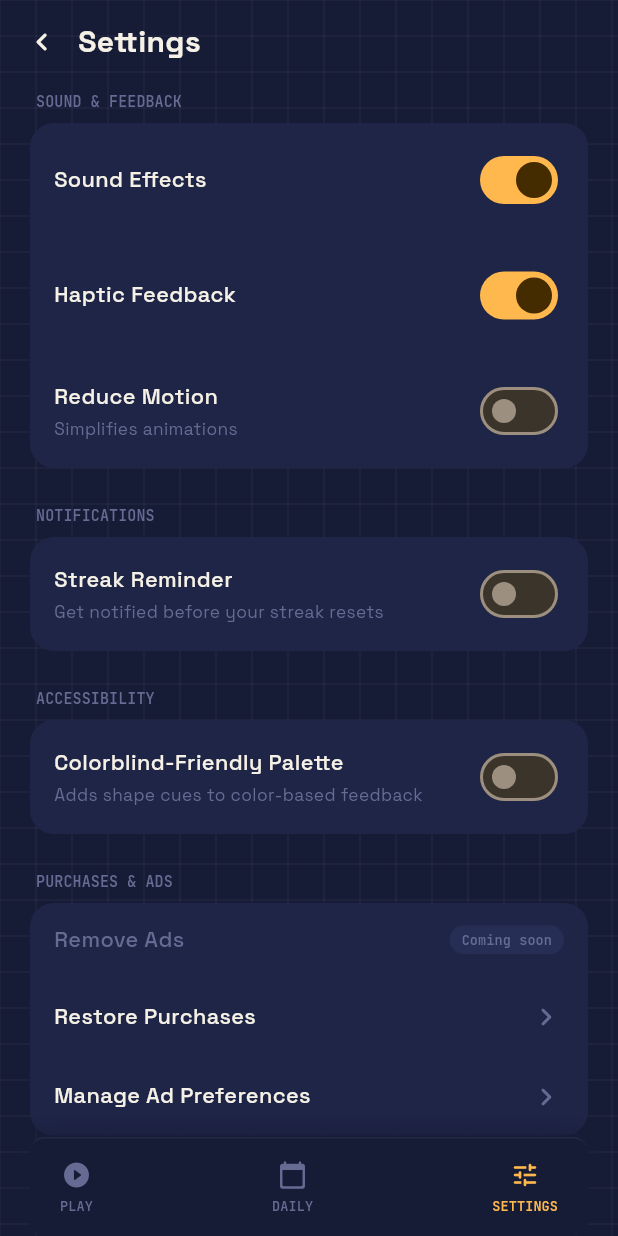
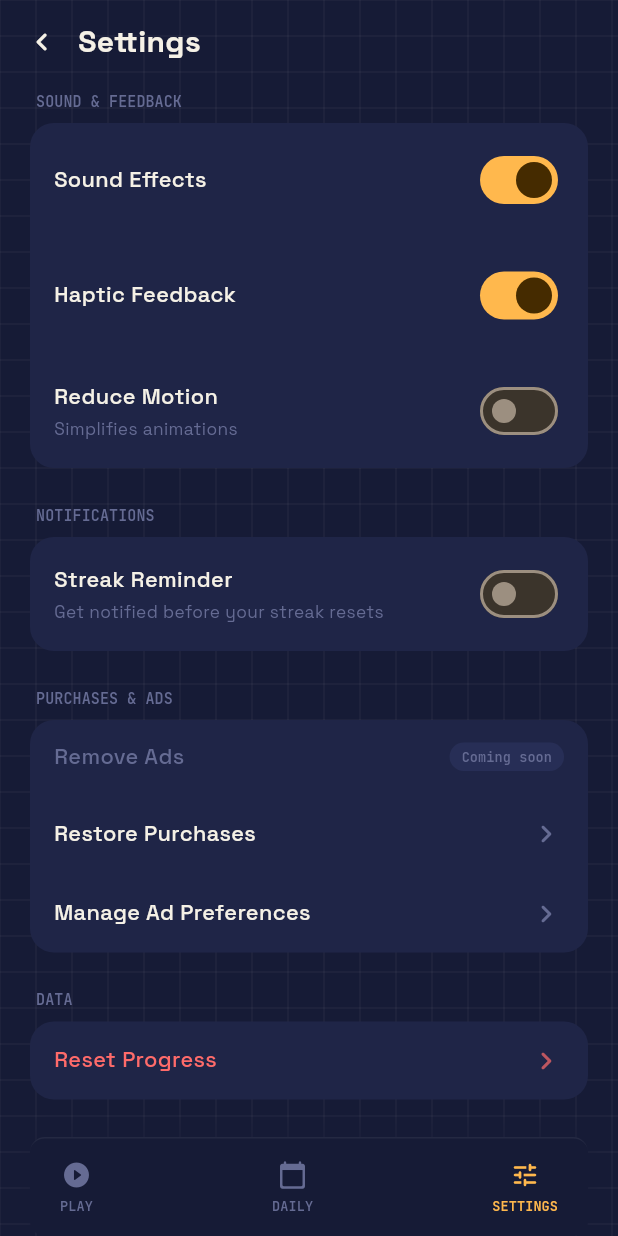
Before and after one commit to himanshugupta0007/adroma-numberama-game, a Flutter app: the screen it shows after launch, item 3 of the bottom bar chosen, on a phone screen of 412 x 824 dp. Run offline on Flutter 3.47's test engine with Material 3 defaults, Android fonts, the phone set to English and light mode, and no system bars; our stand-ins replace audioplayers, flutter_local_notifications, flutter_riverpod, flutter_timezone, google_fonts, hive and 4 more; missing offline and left inert: flame; accounts and stored records are empty.

Commit message:
fixing remaining work

```diff
--- a/lib/state/preferences_service.dart
+++ b/lib/state/preferences_service.dart
@@ -84,7 +84,6 @@ class PreferencesService {
   static const _hapticsEnabledKey = 'haptics_enabled';
   static const _dailyReminderEnabledKey = 'daily_reminder_enabled';
   static const _reduceMotionEnabledKey = 'reduce_motion_enabled';
-  static const _colorblindPaletteEnabledKey = 'colorblind_palette_enabled';
 
   /// Whether the one-time "How to Play" dialog has already been shown.
   bool get hasSeenHowToPlay =>
@@ -264,11 +263,6 @@ class PreferencesService {
   Future<void> setReduceMotionEnabled(bool value) =>
       _box.put(_reduceMotionEnabledKey, value);
 
-  bool get colorblindPaletteEnabled =>
-      (_box.get(_colorblindPaletteEnabledKey) as bool?) ?? false;
-  Future<void> setColorblindPaletteEnabled(bool value) =>
-      _box.put(_colorblindPaletteEnabledKey, value);
-
   /// Wipes every durable value this app keeps locally - all-time and
   /// period-bucketed best scores, daily-played gate, daily play history,
   /// streak, Classic round count, and every setting above - back to
--- a/lib/ui/settings_screen.dart
+++ b/lib/ui/settings_screen.dart
@@ -1,5 +1,6 @@
 import 'package:flutter/material.dart';
 import 'package:flutter_riverpod/flutter_riverpod.dart';
+import 'package:package_info_plus/package_info_plus.dart';
 import 'package:share_plus/share_plus.dart';
 import 'package:url_launcher/url_launcher.dart';
 
@@ -21,14 +22,10 @@ import 'home/bottom_nav_bar.dart';
 class SettingsScreen extends ConsumerStatefulWidget {
   const SettingsScreen({super.key});
 
-  // TODO: replace with real support email
-  static const _supportEmail = 'support@adroma.games';
+  static const _supportEmail = 'himanshugupta0007@gmail.com';
 
-  // TODO: replace with real privacy policy URL once published
-  static const _privacyPolicyUrl = 'https://adroma.games/numberama/privacy';
-
-  // TODO: wire up package_info_plus for a real version string
-  static const _appVersion = 'v0.1.0';
+  static const _privacyPolicyUrl =
+      'https://himanshugupta0007.github.io/adroma-game-policies/';
 
   @override
   ConsumerState<SettingsScreen> createState() => _SettingsScreenState();
@@ -36,6 +33,21 @@ class SettingsScreen extends ConsumerStatefulWidget {
 
 class _SettingsScreenState extends ConsumerState<SettingsScreen> {
   bool _isSharingApp = false;
+
+  /// Null until [PackageInfo.fromPlatform] resolves - the footer just shows
+  /// nothing for that one frame rather than a hardcoded placeholder version.
+  String? _appVersion;
+
+  @override
+  void initState() {
+    super.initState();
+    _loadAppVersion();
+  }
+
+  Future<void> _loadAppVersion() async {
+    final info = await PackageInfo.fromPlatform();
+    if (mounted) setState(() => _appVersion = 'v${info.version}');
+  }
 
   Future<void> _shareApp() async {
     if (_isSharingApp) return;
@@ -210,22 +222,6 @@ class _SettingsScreenState extends ConsumerState<SettingsScreen> {
                         ],
                       ),
                       const SizedBox(height: 24),
-                      const SettingsSectionHeader('Accessibility'),
-                      SettingsSectionCard(
-                        rows: [
-                          SettingsRow(
-                            label: 'Colorblind-Friendly Palette',
-                            subtitle: 'Adds shape cues to color-based feedback',
-                            // TODO(a11y): swap AppColors reads for
-                            // colorblind-safe variants when this is true.
-                            trailing: _switch(
-                              settings.colorblindPaletteEnabled,
-                              settingsNotifier.setColorblindPaletteEnabled,
-                            ),
-                          ),
-                        ],
-                      ),
-                      const SizedBox(height: 24),
                       const SettingsSectionHeader('Purchases & Ads'),
                       SettingsSectionCard(
                         rows: [
@@ -303,13 +299,9 @@ class _SettingsScreenState extends ConsumerState<SettingsScreen> {
                             trailing: _chevron(),
                             onTap: () => _sendFeedback(context),
                           ),
-                          SettingsRow(
-                            label: 'More Games',
-                            trailing: _chevron(),
-                            // TODO(cross-promo): no games-list screen exists
-                            // yet in ui/ - navigate to it here once built.
-                            onTap: () => _showComingSoon(context, 'More Games'),
-                          ),
+                          // TODO(cross-promo): "More Games" row hidden until
+                          // there's a games-list screen (and other games) to
+                          // point it at - see doc/remaining-work.md.
                           SettingsRow(
                             label: 'Privacy Policy',
                             trailing: _chevron(),
@@ -320,7 +312,9 @@ class _SettingsScreenState extends ConsumerState<SettingsScreen> {
                       const SizedBox(height: 28),
                       Center(
                         child: Text(
-                          'Adhroma Games · ${SettingsScreen._appVersion}',
+                          _appVersion == null
+                              ? 'Adhroma Games'
+                              : 'Adhroma Games · $_appVersion',
                           style: AppTextStyles.mono(
                             10.5,
                             weight: FontWeight.w500,
--- a/pubspec.yaml
+++ b/pubspec.yaml
@@ -24,6 +24,7 @@ dependencies:
   url_launcher: ^6.3.2
   audioplayers: ^6.0.0
   share_plus: ^13.3.0
+  package_info_plus: ^10.2.1
 
 dev_dependencies:
   flutter_test:
```
Also changed, not shown: lib/state/settings_state.dart (+0 -11 lines).
